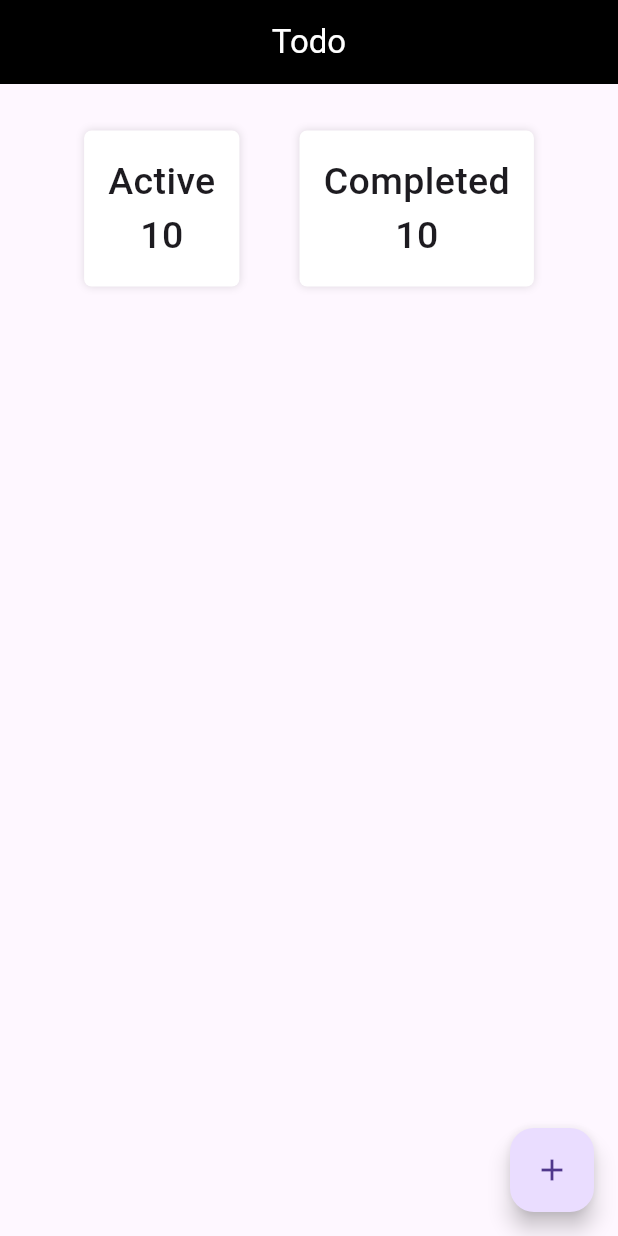
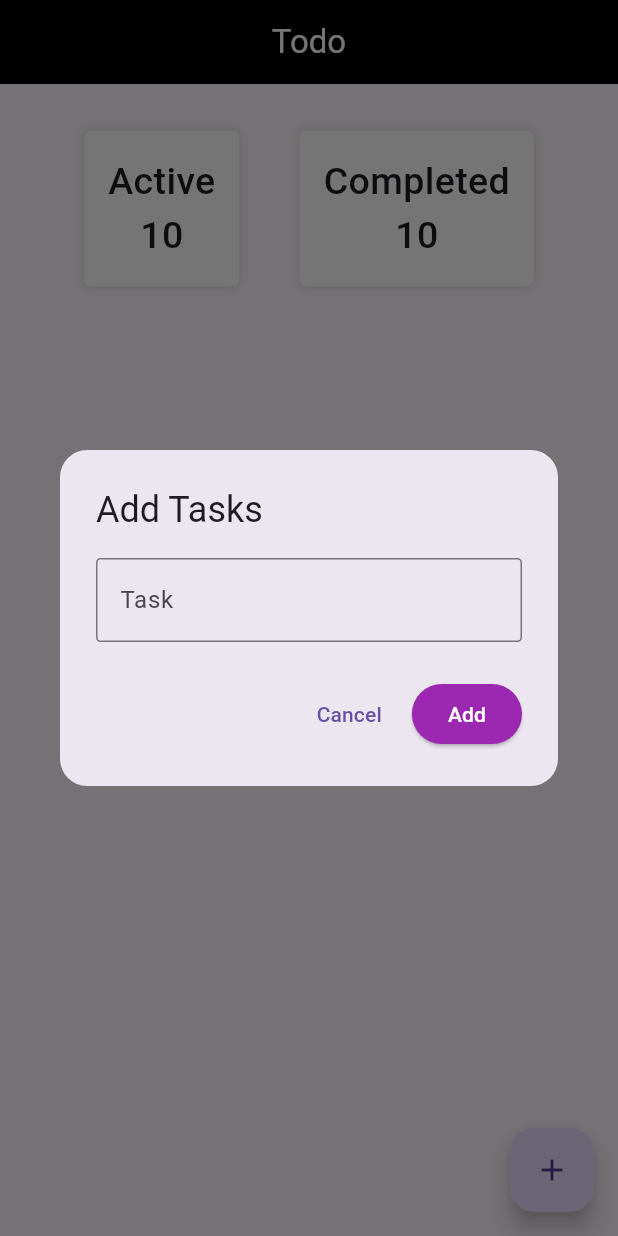
Before and after one commit to ashura-01/todo_app, a Flutter app: the screen it shows after launch, after a tap on the "add" icon, on a phone screen of 412 x 824 dp. Run offline on Flutter 3.47's test engine with Material 3 defaults, Android fonts, the phone set to English and light mode, and no system bars; our stand-ins replace sizer.

Commit message:
aleartdialouge added

```diff
--- a/lib/home.dart
+++ b/lib/home.dart
@@ -11,13 +11,54 @@ class _HomeState extends State<Home> {
   List<Map<String, dynamic>> tasks = [];
   bool showActiveTask = true;
 
-  void showTaskDialouge({int? index})
-  {
-     showDialog(context: context, builder: (BuildContext context)=> AlertDialog(
-       shape: RoundedRectangleBorder(
-            borderRadius: BorderRadius.circular(3),
+  void showTaskDialouge({int? index}) {
+    showDialog(
+      context: context,
+      builder: (BuildContext context) => AlertDialog(
+        shape: RoundedRectangleBorder(
+          borderRadius: BorderRadius.circular(18),
+        ),
+        title: Text("Add Tasks"),
+        content: SizedBox(
+          width: MediaQuery.of(context).size.width * 0.9,
+          child: TextField(
+            keyboardType: TextInputType.number,
+            decoration: InputDecoration(
+              hintText: "Task",
+              border: OutlineInputBorder(
+                borderSide: BorderSide(color: Colors.black, width: 2),
+                borderRadius: BorderRadius.all(Radius.circular(3)),
+              ),
+              focusedBorder: OutlineInputBorder(
+                borderSide: BorderSide(color: Colors.black, width: 1),
+                borderRadius: BorderRadius.all(Radius.circular(3)),
+              ),
+            ),
           ),
-     ));
+        ),
+        actions: [
+          TextButton(
+              onPressed: () {
+                Navigator.pop(context);
+              },
+              child: Text("Cancel")),
+          ElevatedButton(
+            onPressed: () {
+              Navigator.pop(context);
+            },
+            style: ElevatedButton.styleFrom(backgroundColor: Colors.purple),
+            child: Text(
+              "Add",
+              style: TextStyle(color: Colors.white),
+            ),
+          ),
+        ],
+      ),
+    );
+  }
+
+  void _addTask() {
+    setState(() {});
   }
 
   @override
@@ -98,8 +139,10 @@ class _HomeState extends State<Home> {
           )
         ],
       ),
-
-      floatingActionButton: FloatingActionButton(onPressed: (){},child: Icon(Icons.add),),
+      floatingActionButton: FloatingActionButton(
+        onPressed: () => showTaskDialouge(),
+        child: Icon(Icons.add),
+      ),
     );
   }
 }
```
